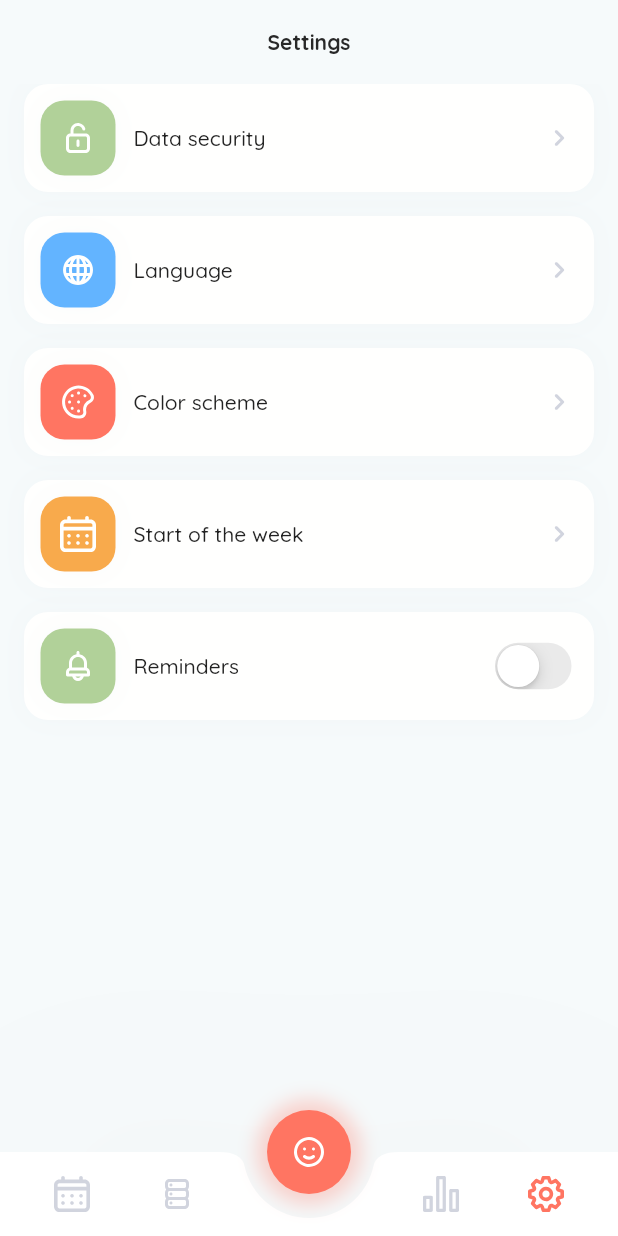
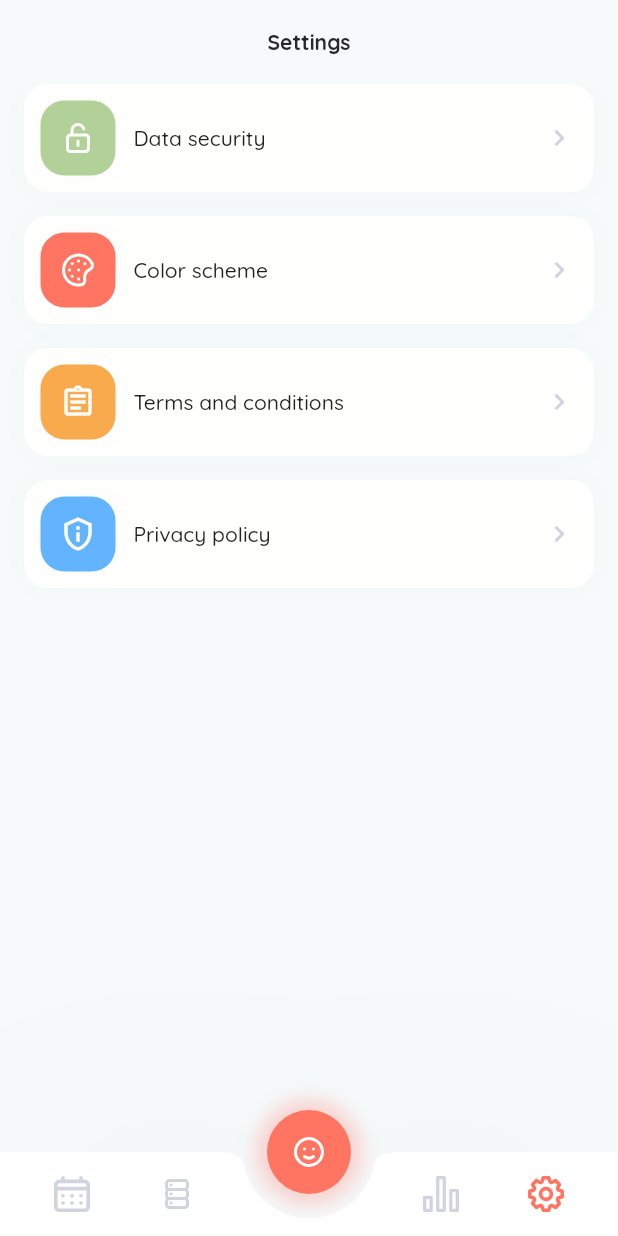
Before and after one commit to katerynaYaryfa/mood_tracker, a Flutter app: the screen it shows after launch, item 4 of the bottom bar chosen, on a phone screen of 412 x 824 dp. Run offline on Flutter 3.47's test engine with Material 2 defaults, Android fonts, the phone set to English and light mode, and no system bars; our stand-ins replace drift, fl_chart, flutter_secure_storage, flutter_svg, image_picker, shared_preferences and 2 more; accounts and stored records are empty; generated files the repository leaves out were written again.

Commit message:
terms and conditions -> added terms and conditions + app icon

```diff
--- a/lib/features/settings/presentation/screens/settings_screen.dart
+++ b/lib/features/settings/presentation/screens/settings_screen.dart
@@ -1,6 +1,5 @@
 // ignore_for_file: deprecated_member_use
 
-import 'package:flutter/cupertino.dart';
 import 'package:flutter/material.dart';
 import 'package:flutter_svg/svg.dart';
 import 'package:mood_tracker/common/consts/svg_icons.dart';
@@ -8,6 +7,8 @@ import 'package:mood_tracker/common/widgets/custom_app_bar.dart';
 import 'package:mood_tracker/common/widgets/spacers.dart';
 import 'package:mood_tracker/features/settings/presentation/screens/color_scheme_screen.dart';
 import 'package:mood_tracker/features/settings/presentation/screens/data_security_screen.dart';
+import 'package:mood_tracker/features/settings/presentation/screens/privacy_policy_screen.dart';
+import 'package:mood_tracker/features/settings/presentation/screens/terms_and_conditions_screen.dart';
 import 'package:mood_tracker/features/settings/presentation/widgets/settings_button_widget.dart';
 import 'package:mood_tracker/theme/app_colors.dart';
 import 'package:mood_tracker/theme/app_text_styles.dart';
@@ -85,44 +86,6 @@ class _SettingsScreenState extends State<SettingsScreen> {
               ),
             ),
             const SpaceH16(),
-            SettingsButtons(
-              child: Row(
-                children: [
-                  Container(
-                    width: 50,
-                    height: 50,
-                    decoration: BoxDecoration(
-                      color: AppColors.blue,
-                      borderRadius: BorderRadius.circular(16.0),
-                      boxShadow: [
-                        BoxShadow(
-                          color: AppColors.greyOpacity.withOpacity(0.03),
-                          spreadRadius: 1,
-                          blurRadius: 15,
-                        ),
-                      ],
-                    ),
-                    child: IconButton(
-                      onPressed: () {},
-                      icon: SvgPicture.asset(
-                        SvgIcons.language,
-                        color: AppColors.white,
-                        height: 24,
-                        width: 24,
-                      ),
-                    ),
-                  ),
-                  const SpaceW12(),
-                  const Text('Language'),
-                  const Spacer(),
-                  SvgPicture.asset(
-                    SvgIcons.arrowRight,
-                    color: AppColors.grey,
-                  ),
-                ],
-              ),
-            ),
-            const SpaceH16(),
             InkWell(
               onTap: () {
                 Navigator.push(
@@ -175,7 +138,18 @@ class _SettingsScreenState extends State<SettingsScreen> {
               ),
             ),
             const SpaceH16(),
-            SettingsButtons(
+            InkWell(
+              onTap: () {
+                Navigator.push(
+                  context,
+                  MaterialPageRoute(
+                    builder: (context) {
+                      return TermsAndConditionsScreen();
+                    },
+                  ),
+                );
+              },
+              child: SettingsButtons(
                 child: Row(
                   children: [
                     Container(
@@ -194,17 +168,15 @@ class _SettingsScreenState extends State<SettingsScreen> {
                       ),
                       child: IconButton(
                         onPressed: () {},
-                      icon: SvgPicture.asset(
-                        SvgIcons.calendar,
+                        icon: Icon(
+                          Icons.assignment_outlined,
                           color: AppColors.white,
-                        height: 24,
-                        width: 24,
                         ),
                       ),
                     ),
                     const SpaceW12(),
                     const Text(
-                    'Start of the week',
+                      'Terms and conditions',
                     ),
                     const Spacer(),
                     SvgPicture.asset(
@@ -214,15 +186,27 @@ class _SettingsScreenState extends State<SettingsScreen> {
                   ],
                 ),
               ),
+            ),
             const SpaceH16(),
-            SettingsButtons(
+            InkWell(
+              onTap: () {
+                Navigator.push(
+                  context,
+                  MaterialPageRoute(
+                    builder: (context) {
+                      return PrivacyPolicyScreen();
+                    },
+                  ),
+                );
+              },
+              child: SettingsButtons(
                 child: Row(
                   children: [
                     Container(
                       width: 50,
                       height: 50,
                       decoration: BoxDecoration(
-                      color: AppColors.green,
+                        color: AppColors.blue,
                         borderRadius: BorderRadius.circular(16.0),
                         boxShadow: [
                           BoxShadow(
@@ -234,26 +218,22 @@ class _SettingsScreenState extends State<SettingsScreen> {
                       ),
                       child: IconButton(
                         onPressed: () {},
-                      icon: SvgPicture.asset(
-                        SvgIcons.bell,
-                        color: AppColors.white,
-                        height: 24,
-                        width: 24,
-                      ),
+                        icon: Icon(Icons.privacy_tip_outlined,
+                            color: AppColors.white),
                       ),
                     ),
                     const SpaceW12(),
-                  const Text(
-                    'Reminders',
-                  ),
+                    const Text('Privacy policy'),
                     const Spacer(),
-                  CupertinoSwitch(
-                    value: false,
-                    onChanged: (value) {},
+                    SvgPicture.asset(
+                      SvgIcons.arrowRight,
+                      color: AppColors.grey,
                     ),
                   ],
                 ),
               ),
+            ),
+            const SpaceH16(),
           ],
         ),
       ),
--- a/lib/theme/app_colors.dart
+++ b/lib/theme/app_colors.dart
@@ -14,6 +14,7 @@ abstract class AppColors {
   static const Color brightGreen = Color(0xFF7FD6AB);
   static const Color lightOrange = Color(0xFFFFF3E0);
   static const Color orange = Color(0xFFF8AA4C);
+  static const Color orangeTheme = Color(0xFFFEE0B1);
   static const Color blue = Color(0xFF63B4FF);
   static const Color blue2 = Color(0xFFE0F0FE);
   static const Color redInactive = Color(0xFFFFBAB0);
--- a/pubspec.yaml
+++ b/pubspec.yaml
@@ -26,6 +26,7 @@ dependencies:
   fl_chart: ^0.62.0
   cupertino_icons: ^1.0.5
   collection: ^1.17.1
+  webview_flutter: ^4.2.4
 
 dev_dependencies:
   build_runner: ^2.4.4
@@ -38,7 +39,7 @@ dev_dependencies:
 flutter_icons:
   android: "launcher_icon"
   ios: true
-  image_path: "asset/icons/mainIcon.png"
+  image_path: "asset/icons/appstore.png"
 
 
 
```
Also changed, not shown: lib/features/calendar/presentation/widgets/default_calendar_item_widget.dart (+12 -4 lines), lib/features/calendar/presentation/widgets/header_face_button_widget.dart (+8 -1 lines), lib/features/settings/presentation/screens/color_scheme_screen.dart (+2 -62 lines), lib/features/settings/presentation/screens/privacy_policy_screen.dart (added, +38 -0 lines), lib/features/settings/presentation/screens/terms_and_conditions_screen.dart (added, +39 -0 lines), asset/icons/appstore.png (added), asset/icons/mainIcon.png (deleted), images/eyesGreenTheme.png (added), 27 other files. Lines whose indentation alone changed are shown as unchanged.
